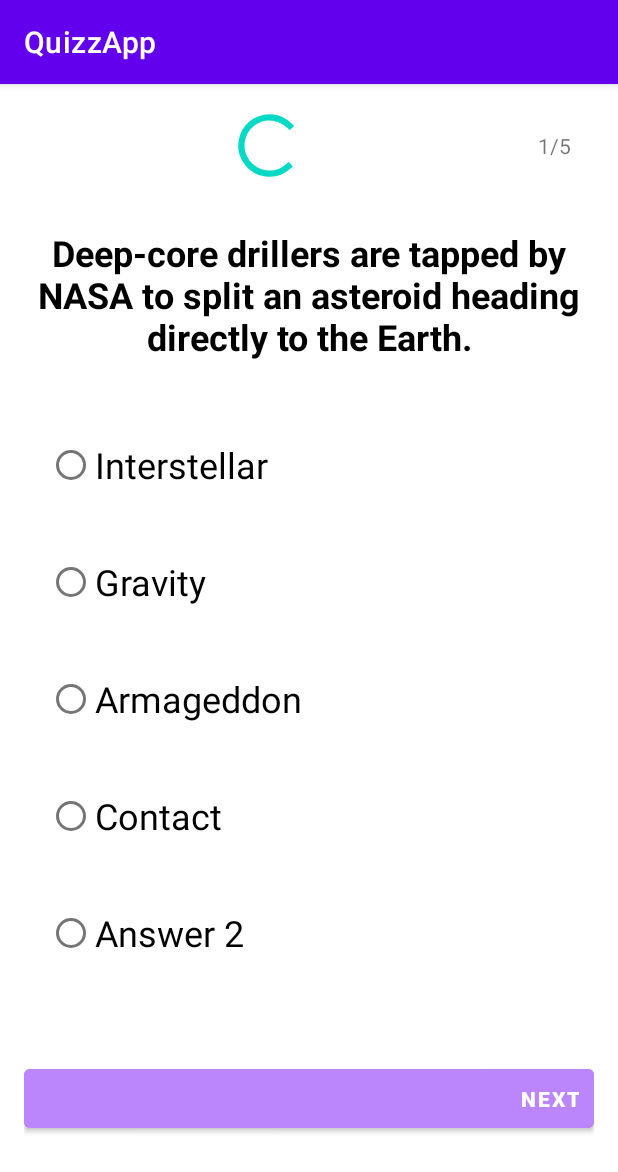
After one commit to noah-erasmus/QuizzApp, an Android app: the AnswerActivity screen opened directly, with no data from a screen before it, on a phone screen of 412 x 824 dp. The commit adds this screen. Shown: the top 1172 px of the screen. Run offline under Robolectric (Android 15) with nearby library versions, the phone set to English and light mode, and no system bars.

Commit message:
Continue first questions setup

```diff
--- a/app/build.gradle
+++ b/app/build.gradle
@@ -1,6 +1,7 @@
 plugins {
     id 'com.android.application'
     id 'kotlin-android'
+    id 'kotlin-android-extensions'
 }
 
 android {
--- a/app/src/main/AndroidManifest.xml
+++ b/app/src/main/AndroidManifest.xml
@@ -9,11 +9,12 @@
         android:roundIcon="@mipmap/ic_launcher_round"
         android:supportsRtl="true"
         android:theme="@style/Theme.QuizzApp">
-        <activity android:name=".LevelFinishActivity"></activity>
+        <activity android:name=".AnswerActivity"></activity>
+        <activity android:name=".LevelFinishActivity" />
         <activity
             android:name=".SelectCategoryActivity"
             android:screenOrientation="portrait"
-            android:windowSoftInputMode="adjustResize"></activity>
+            android:windowSoftInputMode="adjustResize" />
         <activity
             android:name=".EnterNameActivity"
             android:screenOrientation="portrait"
@@ -27,9 +28,7 @@
         <activity
             android:name=".MainActivity"
             android:screenOrientation="portrait"
-            android:windowSoftInputMode="adjustResize">
-
-        </activity>
+            android:windowSoftInputMode="adjustResize"></activity>
     </application>
 
 </manifest>
--- /dev/null
+++ b/app/src/main/java/com/example/quizzapp/AnswerActivity.kt
@@ -0,0 +1,26 @@
+package com.example.quizzapp
+
+import androidx.appcompat.app.AppCompatActivity
+import android.os.Bundle
+import kotlinx.android.synthetic.main.activity_answer.*
+
+class AnswerActivity : AppCompatActivity() {
+    override fun onCreate(savedInstanceState: Bundle?) {
+        super.onCreate(savedInstanceState)
+        setContentView(R.layout.activity_answer)
+
+        val questionslist = Constants.getQuestions()
+
+        val questionNumber = 1
+        val question = questionslist[questionNumber-1]
+
+        quiz_question.text = question.question
+        answer1.text = question.optionOne
+        answer2.text = question.optionTwo
+        answer3.text = question.optionThree
+        answer4.text = question.optionFour
+
+        progressbar.progress = questionNumber
+        progress.text = "$questionNumber" + "/" + questionslist.size
+    }
+}
--- a/app/src/main/java/com/example/quizzapp/Constants.kt
+++ b/app/src/main/java/com/example/quizzapp/Constants.kt
@@ -12,6 +12,42 @@
         "Gravity",
         "Armageddon",
         "Contact")
+
+        val que2 = Question(2,
+        "This classic horror film features a prom massacre.",
+        "Carrie",
+        "Scream",
+        "Psycho",
+        "It")
+
+        val que3 = Question(3,
+        "The star of this movie is a little pig who thinks he is a sheep dog.",
+        "Range",
+        "Babe",
+        "Gordy",
+        "Ferdinand")
+
+        val que4 = Question(4,
+        "Which of the following was directed by Martin Scorsese?",
+        "Scarface",
+        "Heat",
+        "Munich",
+        "Casino")
+
+        val que5 = Question(5,
+        "Which of the following was directed by Martin Scorsese?",
+        "Scarface",
+        "Heat",
+        "Munich",
+        "Casino")
+
+        questionsList.add(que1)
+        questionsList.add(que2)
+        questionsList.add(que3)
+        questionsList.add(que4)
+        questionsList.add(que5)
+
+        return questionsList
     }
 
 }
--- a/app/src/main/java/com/example/quizzapp/EnterNameActivity.kt
+++ b/app/src/main/java/com/example/quizzapp/EnterNameActivity.kt
@@ -7,14 +7,12 @@
 import android.widget.Button
 import android.widget.TextView
 import android.widget.Toast
+import kotlinx.android.synthetic.main.activity_enter_name.*
 
 class EnterNameActivity : AppCompatActivity() {
     override fun onCreate(savedInstanceState: Bundle?) {
         super.onCreate(savedInstanceState)
         setContentView(R.layout.activity_enter_name)
-
-        val name_enter = findViewById<Button>(R.id.name_enter)
-        val name_edit = findViewById<TextView>(R.id.name_edit)
 
         name_enter.setOnClickListener{
 
--- a/app/src/main/java/com/example/quizzapp/SelectCategoryActivity.kt
+++ b/app/src/main/java/com/example/quizzapp/SelectCategoryActivity.kt
@@ -1,21 +1,29 @@
 package com.example.quizzapp
 
+import android.content.Intent
 import androidx.appcompat.app.AppCompatActivity
 import android.os.Bundle
 import android.provider.AlarmClock.EXTRA_MESSAGE
+import android.util.Log
 import android.widget.Button
 import android.widget.TextView
+import kotlinx.android.synthetic.main.activity_select_category.*
+import kotlin.math.log
 
 class SelectCategoryActivity : AppCompatActivity() {
     override fun onCreate(savedInstanceState: Bundle?) {
         super.onCreate(savedInstanceState)
         setContentView(R.layout.activity_select_category)
 
-        val hello_user = findViewById<TextView>(R.id.hello_user)
-
         val userName = intent.getStringExtra(EXTRA_MESSAGE)
 
         hello_user.text = "Hello " + userName
+
+        onewordtitles.setOnClickListener{
+            val intent = Intent(this, AnswerActivity::class.java)
+            startActivity(intent)
+            finish()
+        }
     }
 
 
--- /dev/null
+++ b/app/src/main/res/layout/activity_answer.xml
@@ -0,0 +1,135 @@
+<?xml version="1.0" encoding="utf-8"?>
+<ScrollView xmlns:android="http://schemas.android.com/apk/res/android"
+    android:layout_width="match_parent"
+    android:layout_height="match_parent"
+    xmlns:tools="http://schemas.android.com/tools"
+    android:fillViewport="true"
+    tools:context=".AnswerActivity">
+
+    <LinearLayout
+        android:layout_width="match_parent"
+        android:layout_height="wrap_content"
+        android:gravity="center_horizontal"
+        android:orientation="vertical"
+        android:padding="16dp">
+
+        <LinearLayout
+            android:layout_width="match_parent"
+            android:layout_height="wrap_content"
+            android:orientation="horizontal"
+            android:gravity="center">
+
+            <ProgressBar
+                android:id="@+id/progressbar"
+                android:layout_width="wrap_content"
+                android:layout_height="wrap_content"
+                android:layout_weight="1"
+                android:max="5"
+                android:minHeight="50dp"
+                android:progress="0"
+                android:indeterminate="false">
+
+            </ProgressBar>
+
+            <TextView
+                android:id="@+id/progress"
+                android:layout_width="wrap_content"
+                android:layout_height="wrap_content"
+                android:gravity="center"
+                android:padding="15dp"
+                android:textColorHint="#7A8089"
+                android:text="0/5"
+                android:textSize="14sp">
+
+            </TextView>
+
+        </LinearLayout>
+
+        <TextView
+            android:id="@+id/quiz_question"
+            android:layout_width="match_parent"
+            android:layout_height="wrap_content"
+            android:gravity="center"
+            android:textSize="24dp"
+            android:textStyle="bold"
+            android:layout_marginTop="30dp"
+            android:textColor="@color/black"
+            android:text="This will be the question">
+
+
+        </TextView>
+
+        <RadioGroup
+            android:id="@+id/answer_options"
+            android:layout_width="match_parent"
+            android:layout_height="wrap_content"
+            android:padding="15dp"
+            android:layout_marginTop="30dp">
+
+            <RadioButton
+                android:id="@+id/answer1"
+                android:layout_width="wrap_content"
+                android:layout_height="wrap_content"
+                android:text="Answer 1"
+                android:textSize="24sp"
+                android:layout_marginBottom="30dp">
+
+            </RadioButton>
+
+            <RadioButton
+                android:id="@+id/answer2"
+                android:layout_width="wrap_content"
+                android:layout_height="wrap_content"
+                android:text="Answer 2"
+                android:textSize="24sp"
+                android:layout_marginBottom="30dp">
+
+            </RadioButton>
+
+            <RadioButton
+                android:id="@+id/answer3"
+                android:layout_width="wrap_content"
+                android:layout_height="wrap_content"
+                android:text="Answer 2"
+                android:textSize="24sp"
+                android:layout_marginBottom="30dp">
+
+            </RadioButton>
+
+            <RadioButton
+                android:id="@+id/answer4"
+                android:layout_width="wrap_content"
+                android:layout_height="wrap_content"
+                android:text="Answer 2"
+                android:textSize="24sp"
+                android:layout_marginBottom="30dp">
+
+            </RadioButton>
+
+            <RadioButton
+                android:id="@+id/answer5"
+                android:layout_width="wrap_content"
+                android:layout_height="wrap_content"
+                android:text="Answer 2"
+                android:textSize="24sp"
+                android:layout_marginBottom="30dp">
+
+            </RadioButton>
+
+        </RadioGroup>
+
+        <Button
+            android:layout_width="match_parent"
+            android:layout_height="wrap_content"
+            android:layout_marginTop="15dp"
+            android:backgroundTint="@color/purple_200"
+            android:gravity="end"
+            android:padding="10dp"
+            android:text="Next"
+            android:textStyle="bold">
+
+        </Button>
+
+    </LinearLayout>
+
+</ScrollView>
--- a/app/src/main/res/layout/activity_select_category.xml
+++ b/app/src/main/res/layout/activity_select_category.xml
@@ -89,6 +89,7 @@
         </LinearLayout>
 
         <com.google.android.material.card.MaterialCardView
+            android:id="@+id/onewordtitles"
             android:layout_width="350dp"
             android:layout_height="100dp"
             app:cardElevation="10dp"
```
